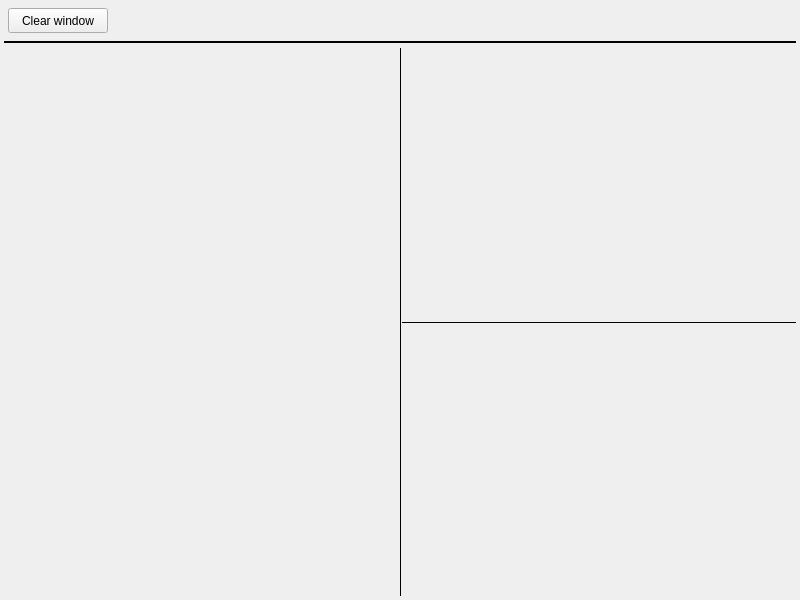
First picture: the form in mw4/gui/widgets/satellite.ui, repository mworion/MountWizzard4, before the edit.
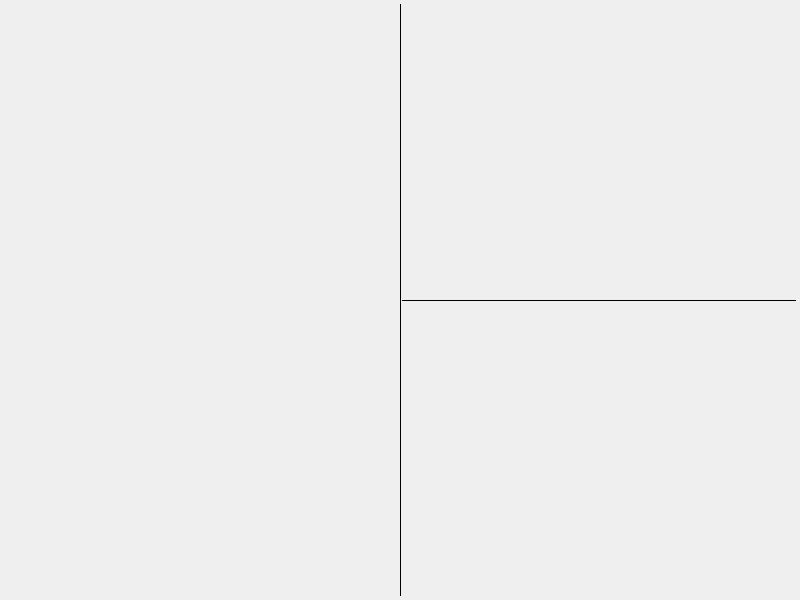
Second picture: the form after the edit.

What changed in the file:
```diff
--- a/mw4/gui/widgets/satellite.ui
+++ b/mw4/gui/widgets/satellite.ui
@@ -48,7 +48,7 @@
   <property name="windowTitle">
    <string>Satellite</string>
   </property>
-  <layout class="QVBoxLayout" name="verticalLayout" stretch="0,0,1">
+  <layout class="QVBoxLayout" name="verticalLayout" stretch="1">
    <property name="spacing">
     <number>4</number>
    </property>
@@ -64,63 +64,6 @@
    <property name="bottomMargin">
     <number>4</number>
    </property>
-   <item>
-    <layout class="QHBoxLayout" name="horizontalLayout" stretch="0,0">
-     <property name="spacing">
-      <number>4</number>
-     </property>
-     <property name="leftMargin">
-      <number>4</number>
-     </property>
-     <property name="topMargin">
-      <number>4</number>
-     </property>
-     <property name="rightMargin">
-      <number>4</number>
-     </property>
-     <property name="bottomMargin">
-      <number>4</number>
-     </property>
-     <item>
-      <widget class="QPushButton" name="clear">
-       <property name="minimumSize">
-        <size>
-         <width>80</width>
-         <height>25</height>
-        </size>
-       </property>
-       <property name="maximumSize">
-        <size>
-         <width>100</width>
-         <height>25</height>
-        </size>
-       </property>
-       <property name="text">
-        <string>Clear window</string>
-       </property>
-      </widget>
-     </item>
-     <item>
-      <widget class="QWidget" name="widget" native="true"/>
-     </item>
-    </layout>
-   </item>
-   <item>
-    <widget class="Line" name="line">
-     <property name="frameShadow">
-      <enum>QFrame::Plain</enum>
-     </property>
-     <property name="lineWidth">
-      <number>2</number>
-     </property>
-     <property name="midLineWidth">
-      <number>1</number>
-     </property>
-     <property name="orientation">
-      <enum>Qt::Horizontal</enum>
-     </property>
-    </widget>
-   </item>
    <item>
     <layout class="QHBoxLayout" name="horizontalLayout_3">
      <property name="spacing">
```
